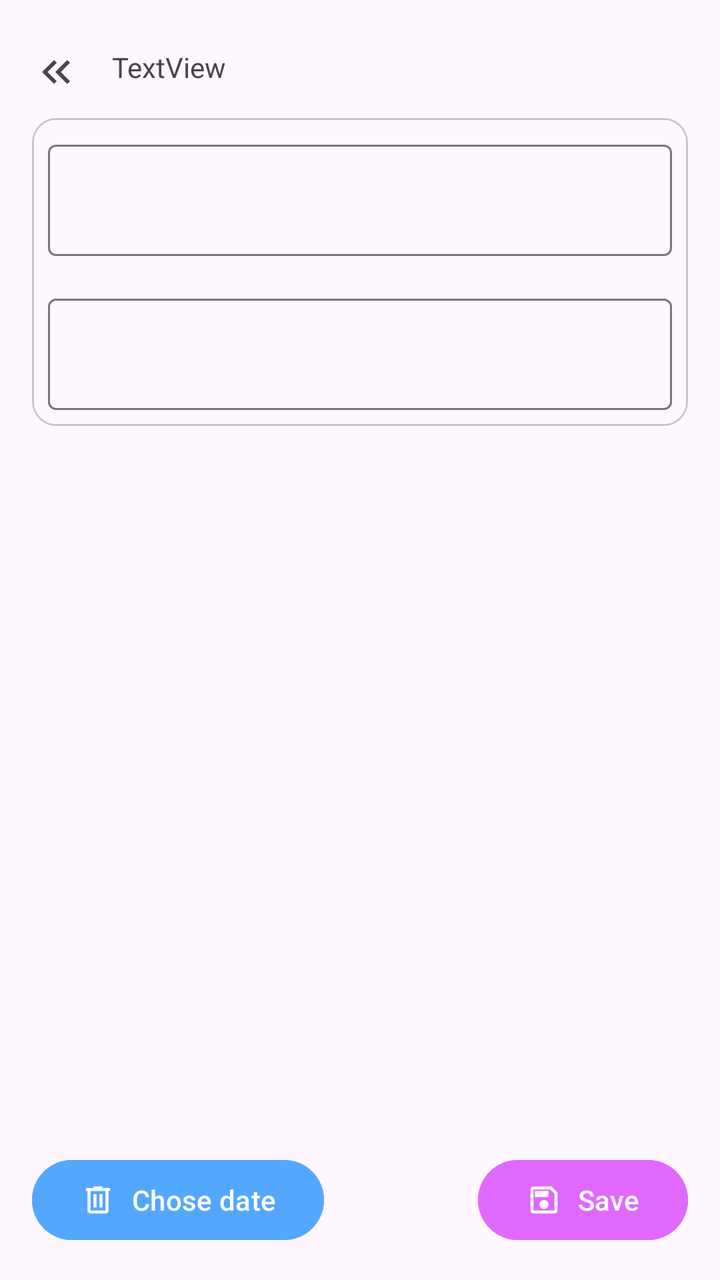
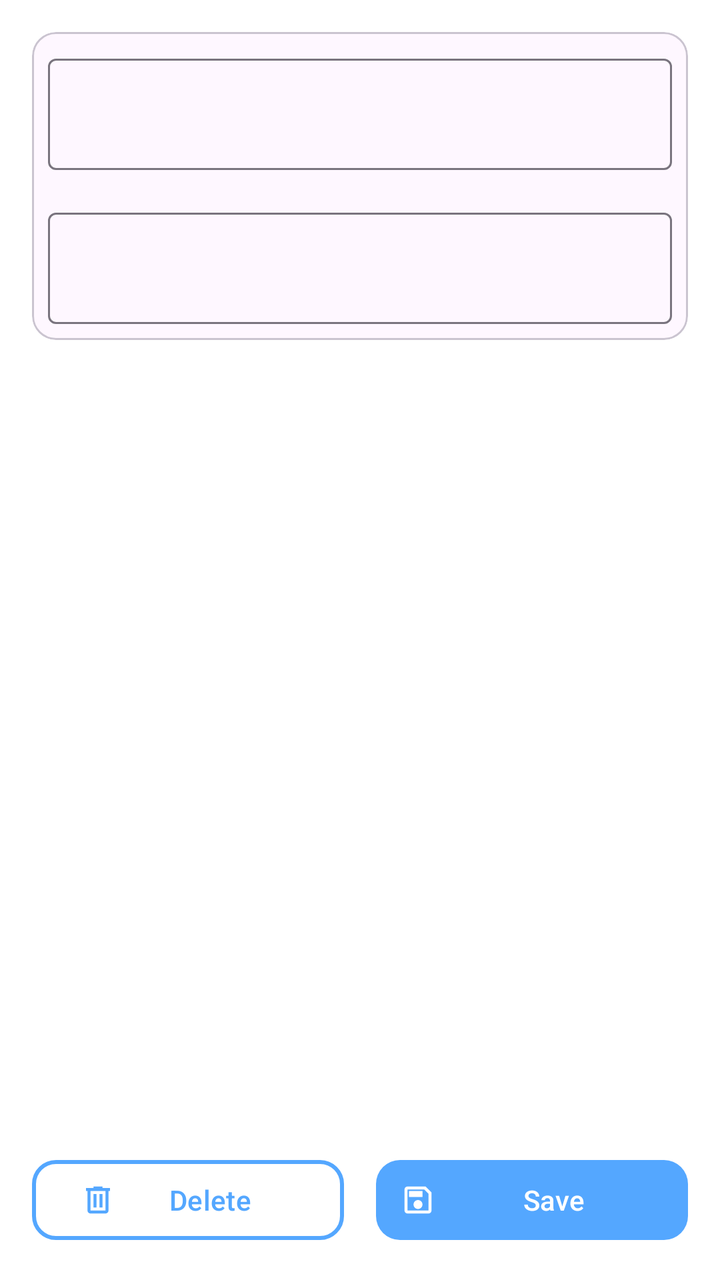

Screens rendered from an Android XML layout before and after an edit, with the pre-edit source and the edit as a unified diff.
<!-- AndroidManifest.xml: application theme Theme.ToDO2 -->
<!-- res/layout/fragment_redact_task.xml -->
<?xml version="1.0" encoding="utf-8"?>
<androidx.constraintlayout.widget.ConstraintLayout xmlns:android="http://schemas.android.com/apk/res/android"
    xmlns:app="http://schemas.android.com/apk/res-auto"
    xmlns:tools="http://schemas.android.com/tools"
    android:layout_width="match_parent"
    android:layout_height="match_parent">

    <com.google.android.material.imageview.ShapeableImageView
        android:id="@+id/exit"
        android:layout_width="wrap_content"
        android:layout_height="wrap_content"
        app:srcCompat="@drawable/arrow_left"
        app:layout_constraintStart_toStartOf="parent"
        app:layout_constraintTop_toTopOf="parent"
        android:layout_marginTop="@dimen/offset_xl"
        android:layout_marginStart="@dimen/offset_l"/>

    <TextView
        android:id="@+id/date_title"
        android:layout_width="wrap_content"
        android:layout_height="wrap_content"
        android:text="TextView"
        tools:layout_editor_absoluteX="121dp"
        tools:layout_editor_absoluteY="41dp"
        app:layout_constraintStart_toEndOf="@id/exit"
        app:layout_constraintTop_toTopOf="parent"
        android:layout_marginTop="@dimen/offset_xl"
        android:layout_marginStart="@dimen/offset_l"
        tools:ignore="HardcodedText" />

    <com.google.android.material.card.MaterialCardView
        android:layout_width="0dp"
        android:layout_height="wrap_content"
        tools:layout_editor_absoluteX="1dp"
        tools:layout_editor_absoluteY="179dp"
        app:layout_constraintTop_toBottomOf="@id/date_title"
        app:layout_constraintStart_toStartOf="parent"
        android:layout_marginTop="@dimen/offset_l"
        app:layout_constraintEnd_toEndOf="parent"
        android:layout_marginStart="@dimen/offset_l"
        android:layout_marginEnd="@dimen/offset_l"
        android:id="@+id/red_task">

        <androidx.constraintlayout.widget.ConstraintLayout
            android:layout_width="match_parent"
            android:layout_height="match_parent"
            android:padding="@dimen/offset_m">

        <com.google.android.material.textfield.TextInputLayout
            android:id="@+id/title_text_layout"
            android:layout_width="match_parent"
            android:layout_height="wrap_content"
            app:layout_constraintStart_toStartOf="parent"
            app:layout_constraintTop_toTopOf="parent">

            <com.google.android.material.textfield.TextInputEditText
                android:id="@+id/title_text"
                android:layout_width="match_parent"
                android:layout_height="wrap_content"
                tools:ignore="SpeakableTextPresentCheck" />

        </com.google.android.material.textfield.TextInputLayout>

        <com.google.android.material.textfield.TextInputLayout
            android:id="@+id/description_text_layout"
            android:layout_width="match_parent"
            android:layout_height="wrap_content"
            app:layout_constraintStart_toStartOf="parent"
            app:layout_constraintTop_toBottomOf="@id/title_text_layout"
            android:layout_marginTop="@dimen/offset_l">

            <com.google.android.material.textfield.TextInputEditText
                android:id="@+id/description_text"
                android:layout_width="match_parent"
                android:layout_height="wrap_content"
                tools:ignore="SpeakableTextPresentCheck" />

        </com.google.android.material.textfield.TextInputLayout>

        </androidx.constraintlayout.widget.ConstraintLayout>

    </com.google.android.material.card.MaterialCardView>

    <androidx.recyclerview.widget.RecyclerView
        android:layout_width="wrap_content"
        android:layout_height="wrap_content"
        tools:layout_editor_absoluteX="1dp"
        tools:layout_editor_absoluteY="215dp"
        app:layout_constraintTop_toBottomOf="@id/red_task"
        app:layout_constraintStart_toStartOf="parent"
        android:layout_marginTop="@dimen/offset_xxl"
        android:id="@+id/task_options"
        app:layout_constraintEnd_toEndOf="parent"
        android:layout_marginStart="@dimen/offset_l"
        android:layout_marginEnd="@dimen/offset_l"/>

    <androidx.recyclerview.widget.RecyclerView
        app:layoutManager="androidx.recyclerview.widget.LinearLayoutManager"
        android:layout_width="match_parent"
        android:layout_height="wrap_content"
        tools:layout_editor_absoluteX="1dp"
        tools:layout_editor_absoluteY="126dp"
        app:layout_constraintTop_toBottomOf="@id/task_options"
        app:layout_constraintStart_toStartOf="parent"
        app:layout_constraintEnd_toEndOf="parent"
        android:layout_marginStart="@dimen/offset_l"
        android:layout_marginEnd="@dimen/offset_l"
        android:orientation="horizontal"
        android:id="@+id/priority"/>

    <com.google.android.material.button.MaterialButton
        android:id="@+id/delete_button"
        android:layout_width="wrap_content"
        android:layout_height="wrap_content"
        android:text="@string/date_bottom"
        tools:layout_editor_absoluteX="78dp"
        tools:layout_editor_absoluteY="542dp"
        app:layout_constraintStart_toStartOf="parent"
        app:layout_constraintBottom_toBottomOf="parent"
        android:layout_marginStart="@dimen/offset_l"
        android:layout_marginBottom="@dimen/offset_l"
        app:icon="@drawable/ic_delete"
        android:backgroundTint="@color/basic_color"/>

    <com.google.android.material.button.MaterialButton
        android:id="@+id/save_button"
        android:layout_width="wrap_content"
        android:layout_height="wrap_content"
        android:text="@string/save_bottom"
        tools:layout_editor_absoluteX="263dp"
        tools:layout_editor_absoluteY="546dp"
        app:layout_constraintEnd_toEndOf="parent"
        app:layout_constraintBottom_toBottomOf="parent"
        android:layout_marginEnd="@dimen/offset_l"
        android:layout_marginBottom="@dimen/offset_l"
        app:icon="@drawable/save_24px"
        android:backgroundTint="@color/purple"/>


</androidx.constraintlayout.widget.ConstraintLayout>
<!-- resources referenced by this layout -->
<resources>
  <color name="basic_color">#54A7FF</color>
  <color name="purple">#E168FF</color>
  <dimen name="offset_l">16dp</dimen>
  <dimen name="offset_m">8dp</dimen>
  <dimen name="offset_xl">24dp</dimen>
  <dimen name="offset_xxl">32dp</dimen>
  <!-- drawable arrow_left (drawable) -->
  <vector xmlns:android="http://schemas.android.com/apk/res/android"
      android:width="24dp"
      android:height="24dp"
      android:viewportWidth="960"
      android:viewportHeight="960"
      android:tint="?attr/colorControlNormal"
      android:autoMirrored="true">
    <path
        android:fillColor="@android:color/white"
        android:pathData="M440,720L200,480L440,240L496,296L313,480L496,664L440,720ZM704,720L464,480L704,240L760,296L577,480L760,664L704,720Z"/>
  </vector>
  <!-- drawable ic_delete (drawable) -->
  <vector xmlns:android="http://schemas.android.com/apk/res/android"
      android:width="24dp"
      android:height="24dp"
      android:viewportWidth="960"
      android:viewportHeight="960">
    <path
        android:pathData="M280,840q-33,0 -56.5,-23.5T200,760v-520h-40v-80h200v-40h240v40h200v80h-40v520q0,33 -23.5,56.5T680,840L280,840ZM680,240L280,240v520h400v-520ZM360,680h80v-360h-80v360ZM520,680h80v-360h-80v360ZM280,240v520,-520Z"
        android:fillColor="#e3e3e3"/>
  </vector>
  <!-- drawable save_24px (drawable) -->
  <vector xmlns:android="http://schemas.android.com/apk/res/android"
      android:width="24dp"
      android:height="24dp"
      android:viewportWidth="960"
      android:viewportHeight="960"
      android:tint="?attr/colorControlNormal">
    <path
        android:fillColor="@android:color/white"
        android:pathData="M840,280L840,760Q840,793 816.5,816.5Q793,840 760,840L200,840Q167,840 143.5,816.5Q120,793 120,760L120,200Q120,167 143.5,143.5Q167,120 200,120L680,120L840,280ZM760,314L646,200L200,200Q200,200 200,200Q200,200 200,200L200,760Q200,760 200,760Q200,760 200,760L760,760Q760,760 760,760Q760,760 760,760L760,314ZM480,720Q530,720 565,685Q600,650 600,600Q600,550 565,515Q530,480 480,480Q430,480 395,515Q360,550 360,600Q360,650 395,685Q430,720 480,720ZM240,400L600,400L600,240L240,240L240,400ZM200,314L200,760Q200,760 200,760Q200,760 200,760L200,760Q200,760 200,760Q200,760 200,760L200,200Q200,200 200,200Q200,200 200,200L200,200L200,314Z"/>
  </vector>
  <string name="date_bottom">Chose date</string>
  <string name="save_bottom">Save</string>
  <style name="Theme.ToDO2" parent="Base.Theme.ToDO2" />
  <style name="Base.Theme.ToDO2" parent="Theme.Material3.DayNight.NoActionBar">
          
          
      </style>
</resources>

<!-- the commit's change to res/layout/fragment_redact_task.xml (unified diff, before → after) -->
@@ -3,37 +3,20 @@
     xmlns:app="http://schemas.android.com/apk/res-auto"
     xmlns:tools="http://schemas.android.com/tools"
     android:layout_width="match_parent"
-    android:layout_height="match_parent">
+    android:layout_height="match_parent"
+    android:background="@color/white">
 
-    <com.google.android.material.imageview.ShapeableImageView
-        android:id="@+id/exit"
-        android:layout_width="wrap_content"
+    <com.google.android.material.appbar.MaterialToolbar
+        android:layout_width="match_parent"
         android:layout_height="wrap_content"
-        app:srcCompat="@drawable/arrow_left"
-        app:layout_constraintStart_toStartOf="parent"
-        app:layout_constraintTop_toTopOf="parent"
-        android:layout_marginTop="@dimen/offset_xl"
-        android:layout_marginStart="@dimen/offset_l"/>
-
-    <TextView
-        android:id="@+id/date_title"
-        android:layout_width="wrap_content"
-        android:layout_height="wrap_content"
-        android:text="TextView"
-        tools:layout_editor_absoluteX="121dp"
-        tools:layout_editor_absoluteY="41dp"
-        app:layout_constraintStart_toEndOf="@id/exit"
-        app:layout_constraintTop_toTopOf="parent"
-        android:layout_marginTop="@dimen/offset_xl"
-        android:layout_marginStart="@dimen/offset_l"
-        tools:ignore="HardcodedText" />
+        app:layout_constraintTop_toTopOf="parent"/>
 
     <com.google.android.material.card.MaterialCardView
         android:layout_width="0dp"
         android:layout_height="wrap_content"
         tools:layout_editor_absoluteX="1dp"
         tools:layout_editor_absoluteY="179dp"
-        app:layout_constraintTop_toBottomOf="@id/date_title"
+        app:layout_constraintTop_toTopOf="parent"
         app:layout_constraintStart_toStartOf="parent"
         android:layout_marginTop="@dimen/offset_l"
         app:layout_constraintEnd_toEndOf="parent"
@@ -84,8 +67,6 @@
     <androidx.recyclerview.widget.RecyclerView
         android:layout_width="wrap_content"
         android:layout_height="wrap_content"
-        tools:layout_editor_absoluteX="1dp"
-        tools:layout_editor_absoluteY="215dp"
         app:layout_constraintTop_toBottomOf="@id/red_task"
         app:layout_constraintStart_toStartOf="parent"
         android:layout_marginTop="@dimen/offset_xxl"
@@ -94,47 +75,42 @@
         android:layout_marginStart="@dimen/offset_l"
         android:layout_marginEnd="@dimen/offset_l"/>
 
-    <androidx.recyclerview.widget.RecyclerView
-        app:layoutManager="androidx.recyclerview.widget.LinearLayoutManager"
-        android:layout_width="match_parent"
-        android:layout_height="wrap_content"
-        tools:layout_editor_absoluteX="1dp"
-        tools:layout_editor_absoluteY="126dp"
-        app:layout_constraintTop_toBottomOf="@id/task_options"
-        app:layout_constraintStart_toStartOf="parent"
-        app:layout_constraintEnd_toEndOf="parent"
-        android:layout_marginStart="@dimen/offset_l"
-        android:layout_marginEnd="@dimen/offset_l"
-        android:orientation="horizontal"
-        android:id="@+id/priority"/>
-
     <com.google.android.material.button.MaterialButton
         android:id="@+id/delete_button"
-        android:layout_width="wrap_content"
+        android:layout_width="0dp"
         android:layout_height="wrap_content"
-        android:text="@string/date_bottom"
-        tools:layout_editor_absoluteX="78dp"
-        tools:layout_editor_absoluteY="542dp"
+        android:text="@string/delete_button"
         app:layout_constraintStart_toStartOf="parent"
         app:layout_constraintBottom_toBottomOf="parent"
         android:layout_marginStart="@dimen/offset_l"
         android:layout_marginBottom="@dimen/offset_l"
         app:icon="@drawable/ic_delete"
-        android:backgroundTint="@color/basic_color"/>
+        app:layout_constraintEnd_toStartOf="@id/save_button"
+        android:layout_marginEnd="@dimen/offset_m"
+        android:textColor="@color/basic_color"
+        app:iconTint="@color/basic_color"
+        app:strokeColor="@color/basic_color"
+        style="@style/Widget.Material3.Button.OutlinedButton"
+        app:strokeWidth="2dp"
+        app:cornerRadius="@dimen/default_radius"/>
 
     <com.google.android.material.button.MaterialButton
         android:id="@+id/save_button"
-        android:layout_width="wrap_content"
+        android:layout_width="0dp"
         android:layout_height="wrap_content"
         android:text="@string/save_bottom"
-        tools:layout_editor_absoluteX="263dp"
-        tools:layout_editor_absoluteY="546dp"
         app:layout_constraintEnd_toEndOf="parent"
         app:layout_constraintBottom_toBottomOf="parent"
         android:layout_marginEnd="@dimen/offset_l"
         android:layout_marginBottom="@dimen/offset_l"
         app:icon="@drawable/save_24px"
-        android:backgroundTint="@color/purple"/>
+        app:backgroundTint="@color/basic_color"
+        app:cornerRadius="@dimen/default_radius"
+        app:layout_constraintStart_toEndOf="@id/delete_button"
+        android:layout_marginStart="@dimen/offset_m"
+        style="@style/Widget.Material3.Button.TextButton"
+        android:textColor="@color/white"
+        app:iconTint="@color/white"/>
 
 
 </androidx.constraintlayout.widget.ConstraintLayout>
<!-- resource entries referenced after the edit -->
@@ -1,23 +1,11 @@
 <!-- resources referenced by this layout -->
 <resources>
   <color name="basic_color">#54A7FF</color>
-  <color name="purple">#E168FF</color>
+  <color name="white">#FFFFFFFF</color>
+  <dimen name="default_radius">12dp</dimen>
   <dimen name="offset_l">16dp</dimen>
   <dimen name="offset_m">8dp</dimen>
-  <dimen name="offset_xl">24dp</dimen>
   <dimen name="offset_xxl">32dp</dimen>
-  <!-- drawable arrow_left (drawable) -->
-  <vector xmlns:android="http://schemas.android.com/apk/res/android"
-      android:width="24dp"
-      android:height="24dp"
-      android:viewportWidth="960"
-      android:viewportHeight="960"
-      android:tint="?attr/colorControlNormal"
-      android:autoMirrored="true">
-    <path
-        android:fillColor="@android:color/white"
-        android:pathData="M440,720L200,480L440,240L496,296L313,480L496,664L440,720ZM704,720L464,480L704,240L760,296L577,480L760,664L704,720Z"/>
-  </vector>
   <!-- drawable ic_delete (drawable) -->
   <vector xmlns:android="http://schemas.android.com/apk/res/android"
       android:width="24dp"
@@ -39,7 +27,7 @@
         android:fillColor="@android:color/white"
         android:pathData="M840,280L840,760Q840,793 816.5,816.5Q793,840 760,840L200,840Q167,840 143.5,816.5Q120,793 120,760L120,200Q120,167 143.5,143.5Q167,120 200,120L680,120L840,280ZM760,314L646,200L200,200Q200,200 200,200Q200,200 200,200L200,760Q200,760 200,760Q200,760 200,760L760,760Q760,760 760,760Q760,760 760,760L760,314ZM480,720Q530,720 565,685Q600,650 600,600Q600,550 565,515Q530,480 480,480Q430,480 395,515Q360,550 360,600Q360,650 395,685Q430,720 480,720ZM240,400L600,400L600,240L240,240L240,400ZM200,314L200,760Q200,760 200,760Q200,760 200,760L200,760Q200,760 200,760Q200,760 200,760L200,200Q200,200 200,200Q200,200 200,200L200,200L200,314Z"/>
   </vector>
-  <string name="date_bottom">Chose date</string>
+  <string name="delete_button">Delete</string>
   <string name="save_bottom">Save</string>
   <style name="Theme.ToDO2" parent="Base.Theme.ToDO2" />
   <style name="Base.Theme.ToDO2" parent="Theme.Material3.DayNight.NoActionBar">
